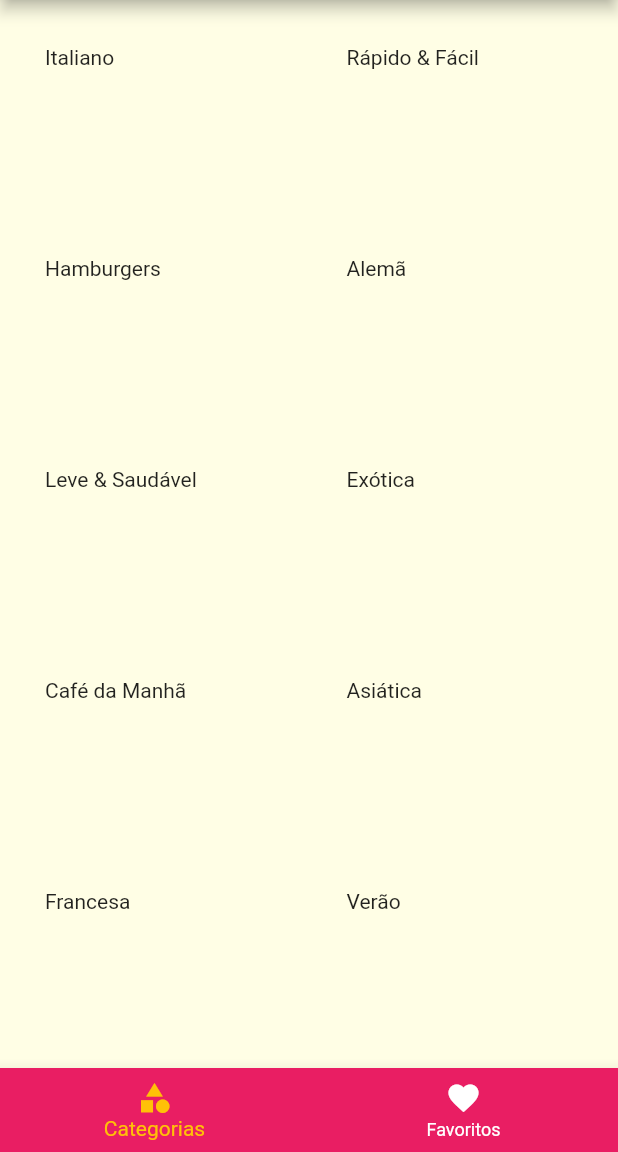
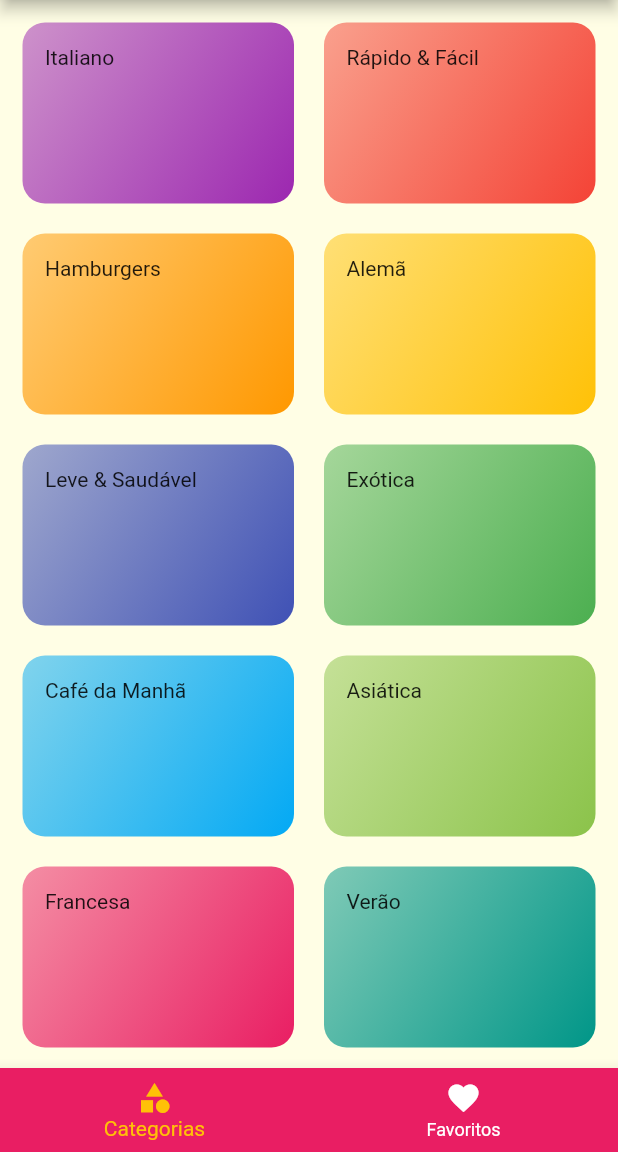
Before and after one commit to Luan19code/Curso_Cod3r_flutter, a Flutter app: the screen it shows after launch, on a phone screen of 412 x 824 dp, the part 84-1236 px from its top. Run offline on Flutter 3.47's test engine with Material 2 defaults, Android fonts, the phone set to English and light mode, and no system bars.

Commit message:
Atualizar README

```diff
--- a/cardapio/lib/components/category_item.dart
+++ b/cardapio/lib/components/category_item.dart
@@ -25,18 +25,21 @@ class CategoryItem extends StatelessWidget {
       borderRadius: BorderRadius.circular(15),
       splashColor: Theme.of(context).primaryColor,
       child: Container(
-        // decoration: BoxDecoration(
-        //   borderRadius: BorderRadius.circular(15),
-        //   gradient: LinearGradient(
-        //     begin: Alignment.topLeft,
-        //     end: Alignment.bottomRight,
-        //   ),
-        // ),
+        decoration: BoxDecoration(
+          borderRadius: BorderRadius.circular(15),
+          gradient: LinearGradient(
+            colors: [
+              category.color.withOpacity(0.5),
+              category.color,
+            ],
+            begin: Alignment.topLeft,
+            end: Alignment.bottomRight,
+          ),
+        ),
         child: Container(
           padding: EdgeInsets.all(15),
           child: Text(
             category.title,
-            // style: Theme.of(context).textTheme.title,
           ),
         ),
       ),
```
Also changed, not shown: cardapio/git/ cardapio01.gif (added), cardapio/git/ cardapio02.gif (added), cardapio/git/ cardapio03.gif (added), 1 other file.
